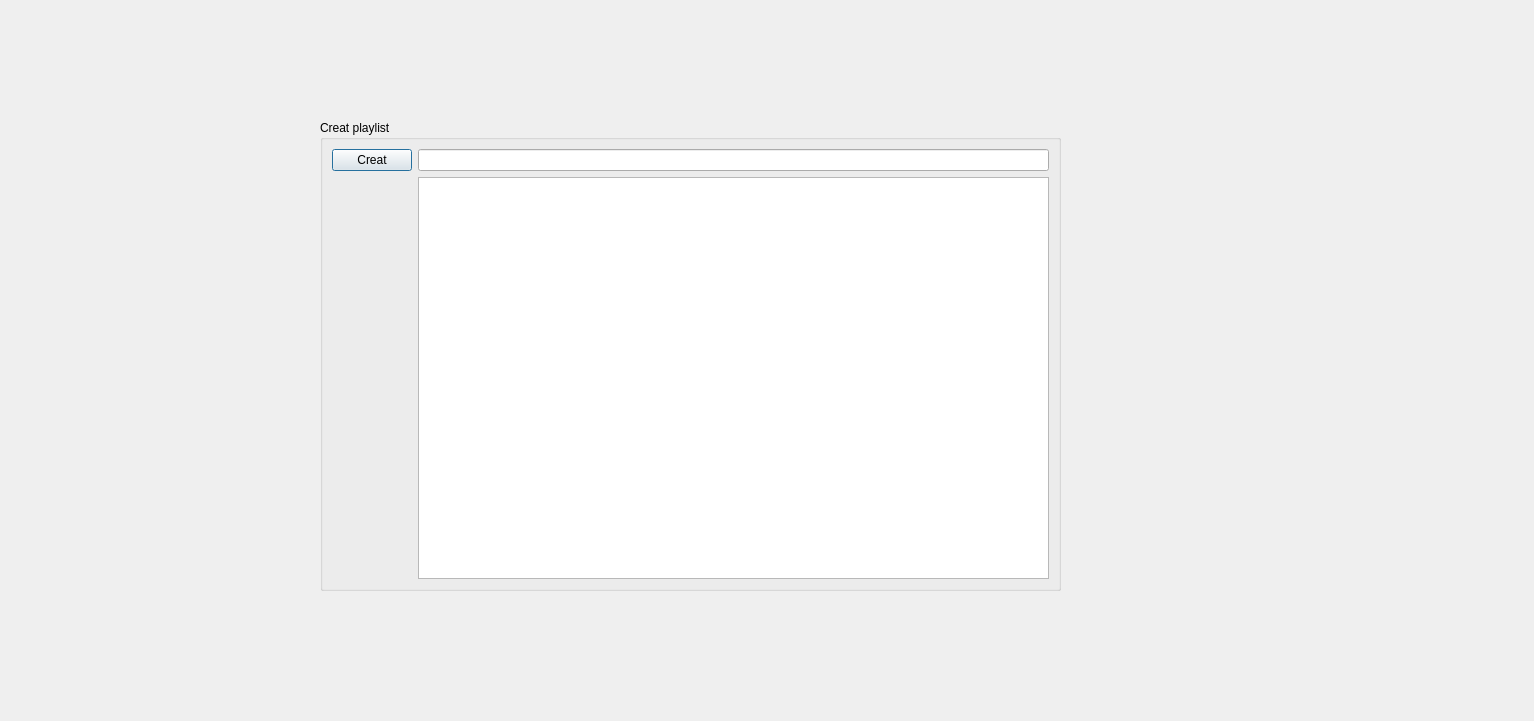
This is ui/createdialog.ui in Avesta85/JukeBox as Qt 5 draws it before an edit. The edited form follows.
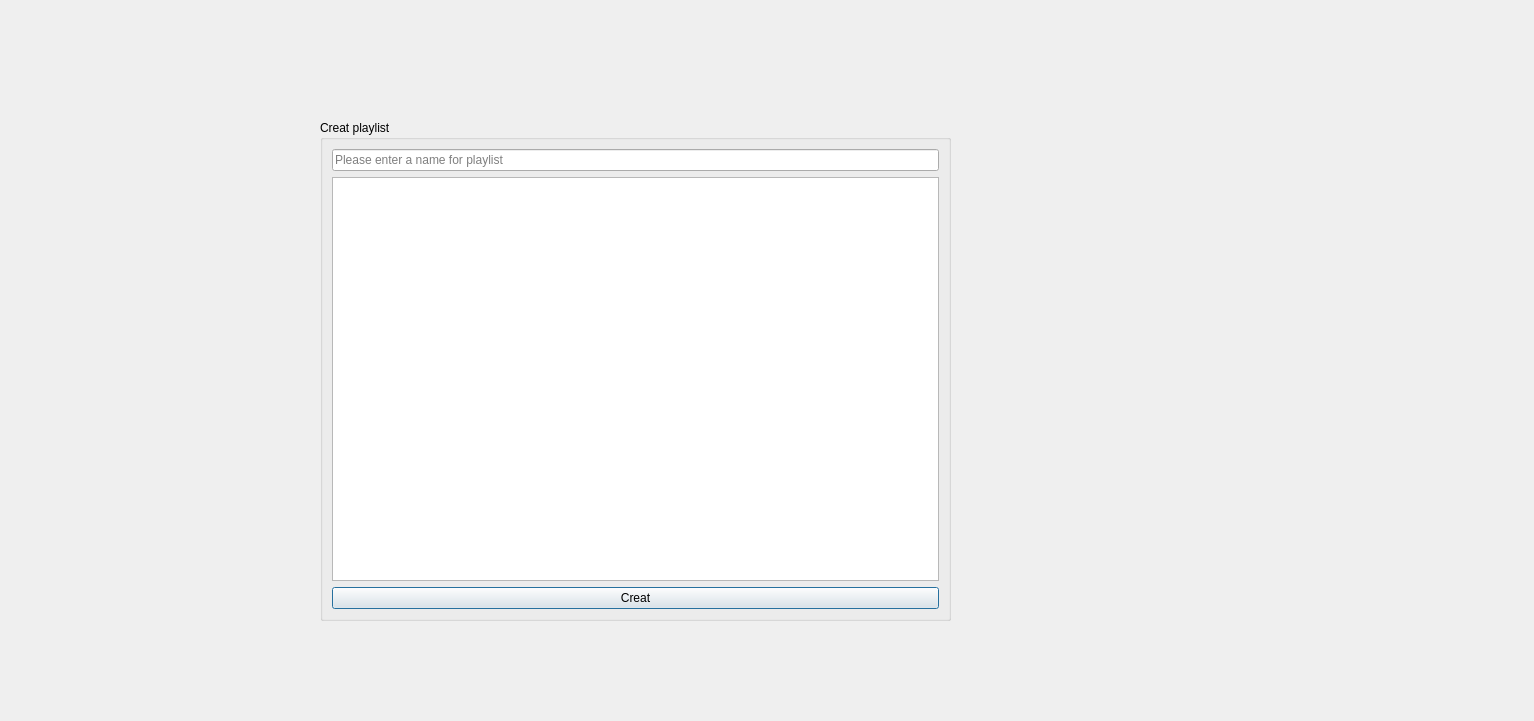
This is the edited form.

```diff
--- a/ui/createdialog.ui
+++ b/ui/createdialog.ui
@@ -18,8 +18,8 @@
     <rect>
      <x>320</x>
      <y>120</y>
-     <width>741</width>
-     <height>471</height>
+     <width>631</width>
+     <height>501</height>
     </rect>
    </property>
    <property name="title">
@@ -35,15 +35,18 @@
        <string/>
       </property>
       <property name="inputMask">
-       <string> </string>
+       <string/>
       </property>
       <property name="placeholderText">
        <string>Please enter a name for playlist</string>
       </property>
      </widget>
     </item>
-    <item row="0" column="0">
-     <widget class="QPushButton" name="pushButton">
+    <item row="1" column="1" rowspan="2">
+     <widget class="QListWidget" name="listWidget"/>
+    </item>
+    <item row="3" column="1">
+     <widget class="QPushButton" name="pushButton_creat">
       <property name="text">
        <string>Creat</string>
       </property>
```
Left out of the diff: 3 changed lines with no effect on the pictures.
